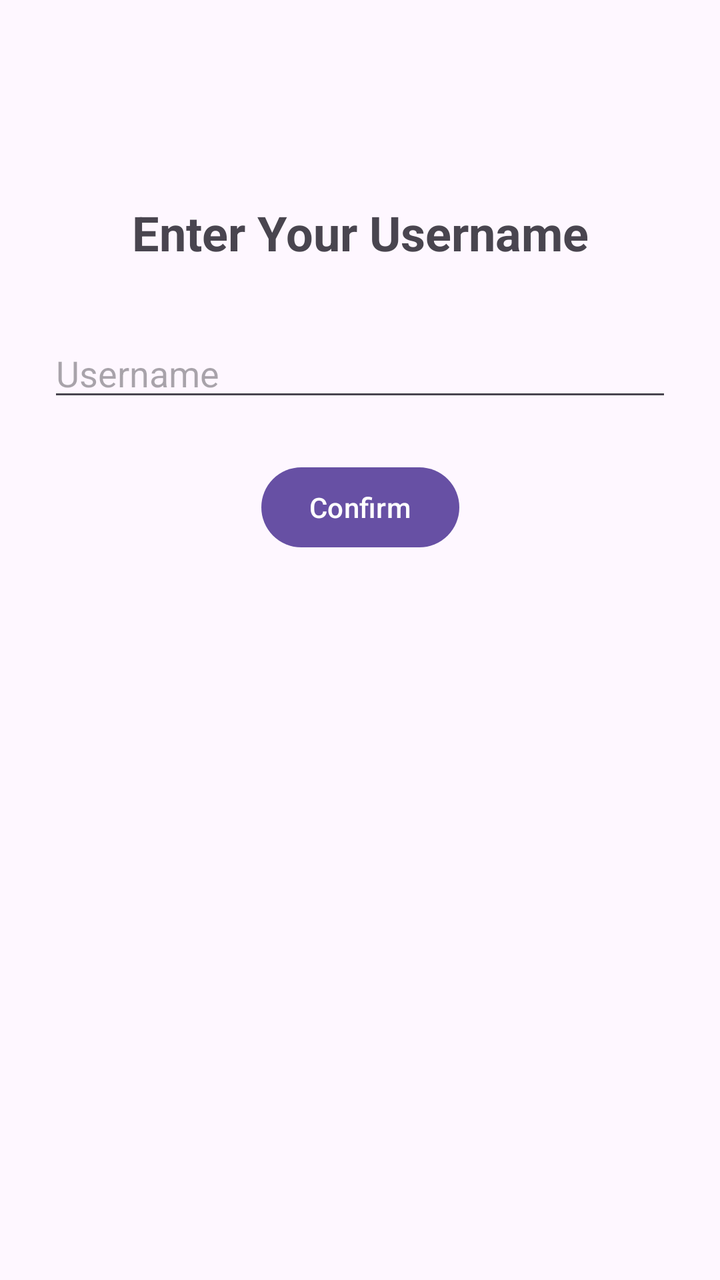
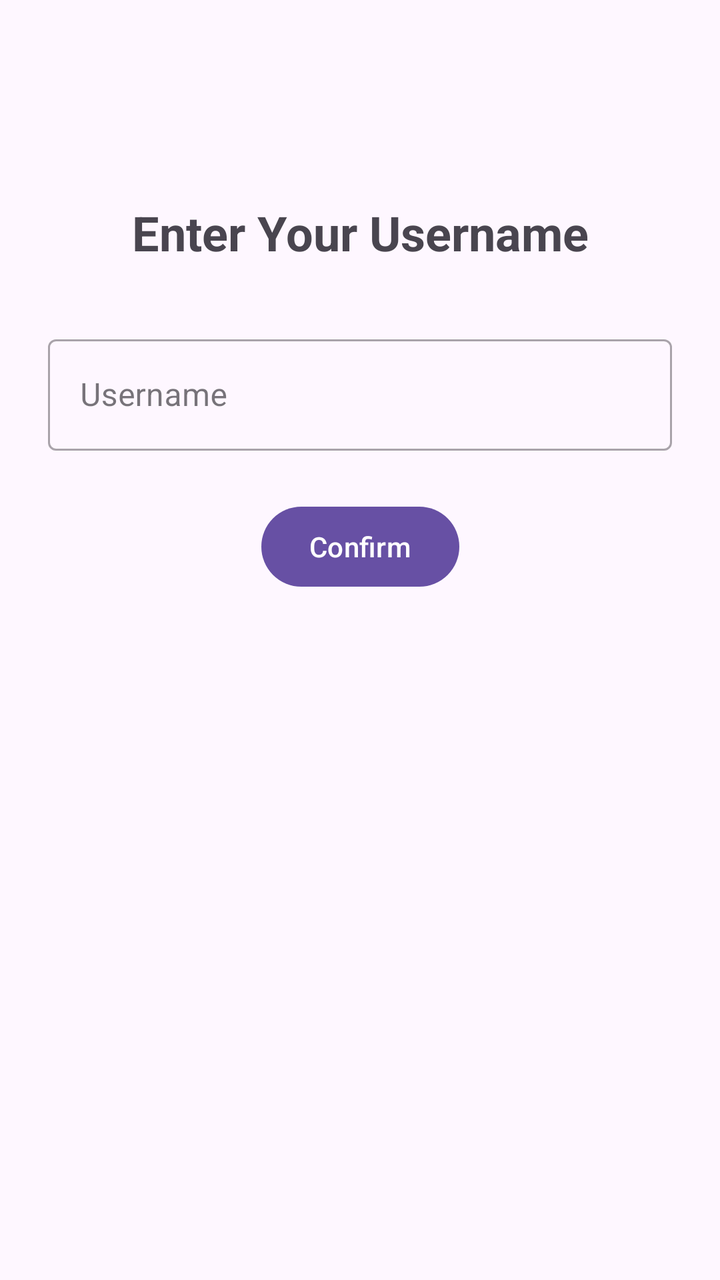

Two renders of the same Android screen: before a commit and after it. Below are the layout's source before the change and the commit's diff.
<!-- AndroidManifest.xml: application theme Theme.Apni_svari -->
<!-- res/layout/activity_confirm_user_name.xml -->
<?xml version="1.0" encoding="utf-8"?>
<androidx.constraintlayout.widget.ConstraintLayout xmlns:android="http://schemas.android.com/apk/res/android"
    xmlns:app="http://schemas.android.com/apk/res-auto"
    xmlns:tools="http://schemas.android.com/tools"
    android:id="@+id/main"
    android:layout_width="match_parent"
    android:layout_height="match_parent"
    tools:context=".ConfirmUserName">

    <TextView
        android:id="@+id/titleText"
        android:layout_width="wrap_content"
        android:layout_height="wrap_content"
        android:text="Enter Your Username"
        android:textSize="24sp"
        android:textStyle="bold"
        app:layout_constraintTop_toTopOf="parent"
        app:layout_constraintStart_toStartOf="parent"
        app:layout_constraintEnd_toEndOf="parent"
        android:layout_marginTop="100dp" />

    <EditText
        android:id="@+id/usernameInput"
        android:layout_width="0dp"
        android:layout_height="wrap_content"
        android:hint="Username"
        android:inputType="text"
        app:layout_constraintTop_toBottomOf="@id/titleText"
        app:layout_constraintStart_toStartOf="parent"
        app:layout_constraintEnd_toEndOf="parent"
        android:layout_marginStart="24dp"
        android:layout_marginEnd="24dp"
        android:layout_marginTop="32dp" />

    <Button
        android:id="@+id/confirmButton"
        android:layout_width="wrap_content"
        android:layout_height="wrap_content"
        android:text="Confirm"
        app:layout_constraintTop_toBottomOf="@id/usernameInput"
        app:layout_constraintStart_toStartOf="parent"
        app:layout_constraintEnd_toEndOf="parent"
        android:layout_marginTop="24dp" />

</androidx.constraintlayout.widget.ConstraintLayout>
<!-- resources referenced by this layout -->
<resources>
  <style name="Theme.Apni_svari" parent="Base.Theme.Apni_svari" />
  <style name="Base.Theme.Apni_svari" parent="Theme.Material3.DayNight.NoActionBar">
          
          
      </style>
</resources>

<!-- the commit's change to res/layout/activity_confirm_user_name.xml (unified diff, before → after) -->
@@ -19,25 +19,33 @@
         app:layout_constraintEnd_toEndOf="parent"
         android:layout_marginTop="100dp" />
 
-    <EditText
-        android:id="@+id/usernameInput"
+    <com.google.android.material.textfield.TextInputLayout
+        android:id="@+id/usernameInputLayout"
         android:layout_width="0dp"
         android:layout_height="wrap_content"
         android:hint="Username"
-        android:inputType="text"
+        style="@style/Widget.MaterialComponents.TextInputLayout.OutlinedBox"
         app:layout_constraintTop_toBottomOf="@id/titleText"
         app:layout_constraintStart_toStartOf="parent"
         app:layout_constraintEnd_toEndOf="parent"
         android:layout_marginStart="24dp"
         android:layout_marginEnd="24dp"
-        android:layout_marginTop="32dp" />
+        android:layout_marginTop="32dp">
+
+        <com.google.android.material.textfield.TextInputEditText
+            android:id="@+id/usernameInput"
+            android:layout_width="match_parent"
+            android:layout_height="wrap_content"
+            android:inputType="text"
+            android:contentDescription="Username input field" />
+    </com.google.android.material.textfield.TextInputLayout>
 
     <Button
         android:id="@+id/confirmButton"
         android:layout_width="wrap_content"
         android:layout_height="wrap_content"
         android:text="Confirm"
-        app:layout_constraintTop_toBottomOf="@id/usernameInput"
+        app:layout_constraintTop_toBottomOf="@id/usernameInputLayout"
         app:layout_constraintStart_toStartOf="parent"
         app:layout_constraintEnd_toEndOf="parent"
         android:layout_marginTop="24dp" />
